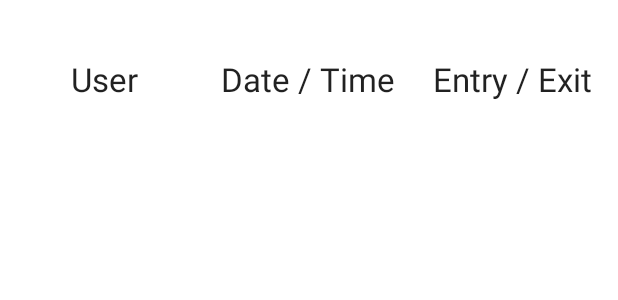
After one commit to IshanP2000/BlueLock, an Android app: the layout history_items.xml on its own in the app's theme, with its tools: preview values and no code run, on a phone screen of 412 x 824 dp. The commit adds this screen. Shown: the top 300 px of the screen. Run offline under Robolectric (Android 15) with nearby library versions, the phone set to English and light mode, and no system bars; network calls fail.

Commit message:
Implemented History Page with full functionality

```diff
--- a/app/build.gradle
+++ b/app/build.gradle
@@ -35,6 +35,7 @@ dependencies {
     implementation 'com.google.android.material:material:1.7.0'
     implementation 'androidx.constraintlayout:constraintlayout:2.1.4'
     implementation 'com.google.firebase:firebase-auth:21.1.0'
+    implementation 'com.google.firebase:firebase-database:20.0.4'
     testImplementation 'junit:junit:4.13.2'
     androidTestImplementation 'androidx.test.ext:junit:1.1.5'
     androidTestImplementation 'androidx.test.espresso:espresso-core:3.5.1'
--- a/app/src/main/AndroidManifest.xml
+++ b/app/src/main/AndroidManifest.xml
@@ -16,6 +16,11 @@
         android:supportsRtl="true"
         android:theme="@style/Theme.MyApplication2"
         tools:targetApi="31">
+        <activity
+            android:name=".HistoryActivity"
+            android:exported="false"
+            android:label="@string/title_activity_history"
+            android:theme="@style/Theme.MyApplication2.NoActionBar"/>
         <activity
             android:name=".RegisterActivity"
             android:exported="false"
--- a/app/src/main/res/layout/activity_main.xml
+++ b/app/src/main/res/layout/activity_main.xml
@@ -76,6 +76,7 @@
         android:layout_gravity="start"
         android:background="#4169"
         android:enabled="true"
+        android:onClick="history"
         android:text="History"
         app:layout_constraintBottom_toBottomOf="parent"
         app:layout_constraintEnd_toEndOf="parent"
--- /dev/null
+++ b/app/src/main/res/layout/history_items.xml
@@ -0,0 +1,58 @@
+<?xml version="1.0" encoding="utf-8"?>
+<LinearLayout xmlns:android="http://schemas.android.com/apk/res/android"
+    android:layout_width="match_parent"
+    android:layout_height="wrap_content"
+    xmlns:app="http://schemas.android.com/apk/res-auto"
+    xmlns:tools="http://schemas.android.com/tools">
+
+    <TableLayout
+
+        android:id="@+id/tableLayout"
+        android:layout_width="409dp"
+
+        android:layout_height="120dp"
+        android:clickable="true"
+        android:orientation="horizontal"
+        android:stretchColumns="0,1,2">
+
+    <TableRow
+        android:layout_width="400dp"
+        android:layout_height="150dp"
+        android:layout_margin="1dp"
+        android:layout_weight="1"
+        app:layout_constraintVertical_bias="0.060000002"
+        tools:layout_editor_absoluteX="1dp">
+
+        <TextView
+            android:id="@+id/tvUser"
+            android:layout_width="103dp"
+            android:layout_height="100dp"
+            android:layout_column="0"
+            android:layout_margin="1dp"
+            android:gravity="center"
+            android:text=" User "
+            android:textAppearance="?android:attr/textAppearanceLarge"/>
+
+        <TextView
+            android:id="@+id/tvDate"
+            android:layout_width="103dp"
+            android:layout_height="100dp"
+            android:layout_column="1"
+            android:layout_margin="1dp"
+            android:gravity="center"
+            android:text="Date / Time"
+            android:textAppearance="?android:attr/textAppearanceLarge"/>
+
+        <TextView
+            android:id="@+id/tvTask"
+            android:layout_width="103dp"
+            android:layout_height="100dp"
+            android:layout_column="2"
+            android:layout_margin="1dp"
+            android:gravity="center"
+            android:text="Entry / Exit"
+            android:textAppearance="?android:attr/textAppearanceLarge"/>
+    </TableRow>
+    </TableLayout>
+
+</LinearLayout>
--- a/app/src/main/res/values/strings.xml
+++ b/app/src/main/res/values/strings.xml
@@ -20,5 +20,6 @@
     <string name="hello_second_fragment">Hello second fragment. Arg: %1$s</string>
     <string name="title_activity_new_login">NewLoginActivity</string>
     <string name="title_activity_new_register">NewRegisterActivity</string>
+    <string name="title_activity_history">NewRegisterActivity</string>
     <string name="prompt_lastname">lastname</string>
 </resources>
```
Also changed, not shown: app/src/main/java/com/test/logintesttwo/HistoryActivity.java (added, +88 -0 lines), app/src/main/java/com/test/logintesttwo/MainActivity.java (+44 -0 lines), app/src/main/java/com/test/logintesttwo/MyAdapter.java (added, +57 -0 lines), app/src/main/java/com/test/logintesttwo/RegisterActivity.java (+19 -0 lines), app/src/main/java/com/test/logintesttwo/User.java (added, +26 -0 lines), app/src/main/res/layout/activity_history.xml (added, +103 -0 lines).
